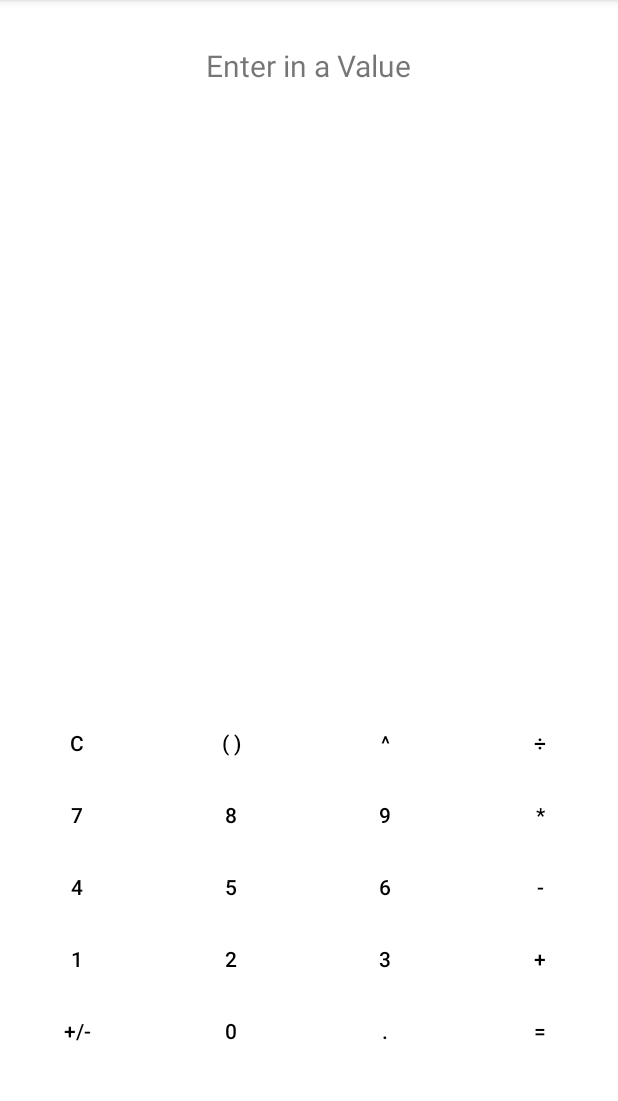
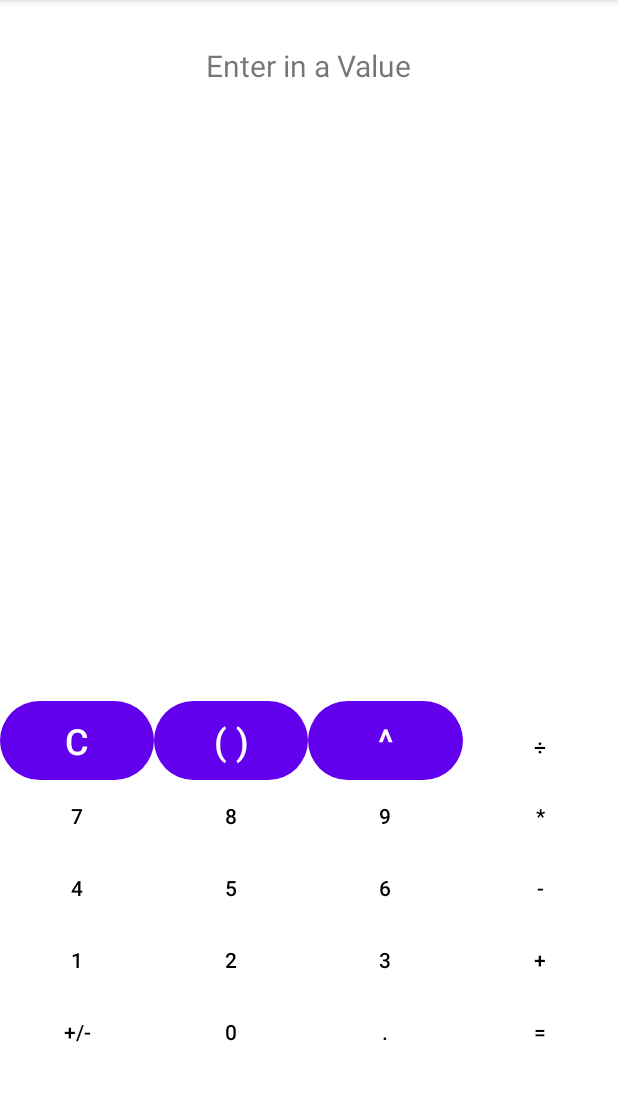
Before and after one commit to Kalpakbaev/My_Calculator_lesson_second, an Android app: the screen it shows after launch (MainActivity), on a phone screen of 412 x 824 dp, the part 84-1185 px from its top. Run offline under Robolectric (Android 15) with nearby library versions, the phone set to English and light mode, and no system bars.

Commit message:
работаем с дизайном кнопок калькулятора

```diff
--- /dev/null
+++ b/app/src/main/res/drawable/circle.xml
@@ -0,0 +1,9 @@
+<?xml version="1.0" encoding="utf-8"?>
+<selector xmlns:android="http://schemas.android.com/apk/res/android">
+<item>
+    <shape android:shape="rectangle">
+        <corners android:radius="1000dp"/>
+            <solid android:color="#263238"/>
+    </shape>
+</item>
+</selector>
--- a/app/src/main/res/layout/activity_main.xml
+++ b/app/src/main/res/layout/activity_main.xml
@@ -25,7 +25,8 @@
                 android:layout_height="wrap_content"
                 android:layout_weight="1"
                 android:text="@string/clear"
-                android:textColor="@color/black" />
+                android:background="@drawable/circle"
+                android:textSize="24sp"/>
 
             <Button
                 android:id="@+id/parentheses"
@@ -34,7 +35,10 @@
                 android:layout_height="wrap_content"
                 android:layout_weight="1"
                 android:text="@string/parentheses"
-                android:textColor="@color/black" />
+                android:textColor="#FFFFFF"
+                android:background="@drawable/circle"
+                android:textSize="24sp"
+                />
 
             <Button
                 android:id="@+id/exponent"
@@ -43,7 +47,9 @@
                 android:layout_height="wrap_content"
                 android:layout_weight="1"
                 android:text="@string/exponent"
-                android:textColor="@color/black" />
+                android:textColor="#FFFFFF"
+                android:background="@drawable/circle"
+                android:textSize="24sp"/>
 
             <Button
                 android:id="@+id/divide"
```
